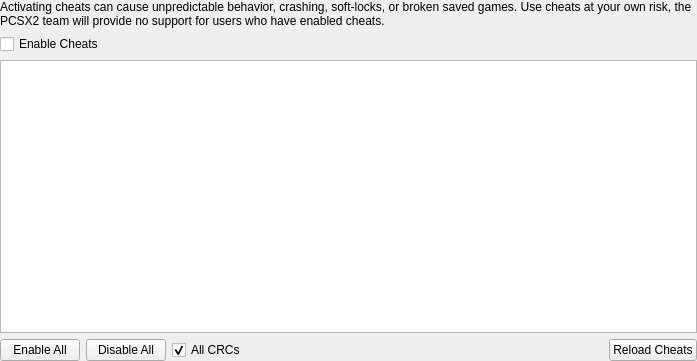
First picture: the form in pcsx2-qt/Settings/GameCheatSettingsWidget.ui, repository PCSX2/pcsx2, before the edit.
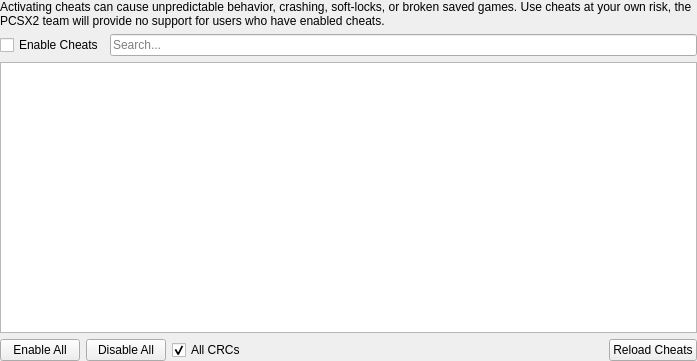
Second picture: the form after the edit.

Commit message: Qt: Add search bar for cheats

The edit to the form file:
```diff
--- a/pcsx2-qt/Settings/GameCheatSettingsWidget.ui
+++ b/pcsx2-qt/Settings/GameCheatSettingsWidget.ui
@@ -34,11 +34,22 @@
     </widget>
    </item>
    <item>
+    <layout class="QHBoxLayout" name="horizontalLayout_2">
+     <item>
     <widget class="QCheckBox" name="enableCheats">
      <property name="text">
       <string>Enable Cheats</string>
      </property>
     </widget>
+     </item>
+     <item>
+      <widget class="QLineEdit" name="searchText">
+       <property name="placeholderText">
+        <string>Search...</string>
+       </property>
+      </widget>
+     </item>
+    </layout>
    </item>
    <item>
     <widget class="QTreeView" name="cheatList">
```
Lines whose indentation alone changed are shown as unchanged. The commit also changes 2 other files.
